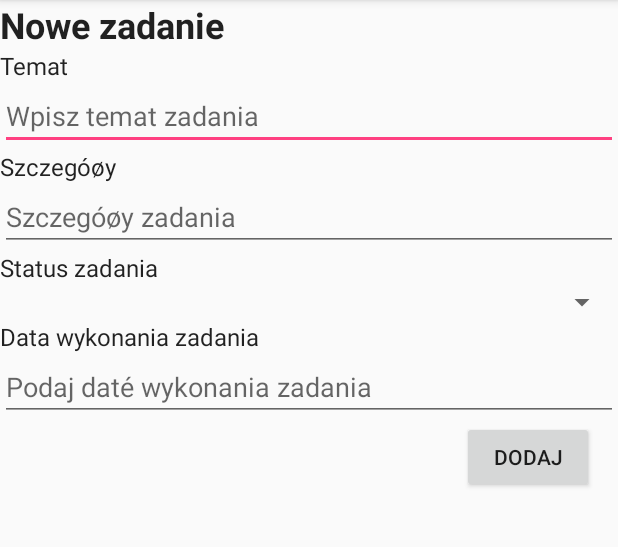
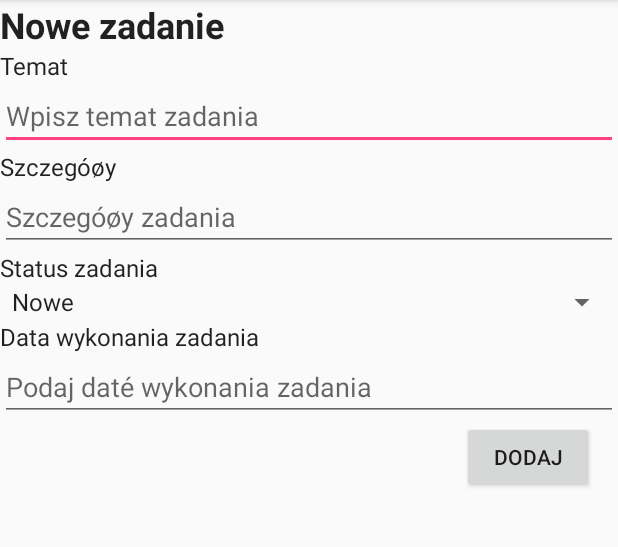
Before and after one commit to uninetix/AndroidFirstApp, an Android app: the NewTaskActivity screen opened directly, with no data from a screen before it, on a phone screen of 412 x 824 dp, the part 84-631 px from its top. Run offline under Robolectric (Android 15) with nearby library versions, the phone set to English and light mode, and no system bars; our stand-ins replace Room's generated code.

Commit message:
Dodanie i obsługa spinera

```diff
--- a/app/build.gradle
+++ b/app/build.gradle
@@ -16,6 +16,9 @@ android {
             proguardFiles getDefaultProguardFile('proguard-android.txt'), 'proguard-rules.pro'
         }
     }
+    lintOptions {
+        disable 'RestrictedApi'
+    }
 }
 
 dependencies {
--- a/app/src/main/java/pl/ciszemar/androidfirstapp/NewTaskActivity.java
+++ b/app/src/main/java/pl/ciszemar/androidfirstapp/NewTaskActivity.java
@@ -4,20 +4,38 @@ import android.annotation.SuppressLint;
 import android.support.v7.app.AppCompatActivity;
 import android.os.Bundle;
 import android.support.v7.widget.Toolbar;
+import android.util.Log;
 import android.view.MenuItem;
+import android.view.View;
+import android.widget.AdapterView;
+import android.widget.ArrayAdapter;
+import android.widget.Spinner;
+import android.widget.TextView;
+import android.widget.Toast;
+
+import pl.ciszemar.androidfirstapp.entity.Task;
 
 
-public class NewTaskActivity extends AppCompatActivity {
+public class NewTaskActivity extends AppCompatActivity implements AdapterView.OnItemSelectedListener {
 
-    @SuppressLint("RestrictedApi")
+    Task task;
+    Spinner statusSpinner;
+
     @Override
     protected void onCreate(Bundle savedInstanceState) {
         super.onCreate(savedInstanceState);
         setContentView(R.layout.activity_new_task);
         Toolbar toolbar = (Toolbar) findViewById(R.id.toolbar);
         setSupportActionBar(toolbar);
-        getSupportActionBar().setDefaultDisplayHomeAsUpEnabled(true);
         getSupportActionBar().setDisplayHomeAsUpEnabled(true);
+
+        task = new Task();
+        task.setStatusId(0);
+        task.setPriorityId(0);
+        statusSpinner = (Spinner) findViewById(R.id.statusId);
+        ArrayAdapter adapter = ArrayAdapter.createFromResource(this, R.array.status, android.R.layout.simple_spinner_item);
+        statusSpinner.setAdapter(adapter);
+        statusSpinner.setOnItemSelectedListener(this);
 
     }
 
@@ -28,4 +46,18 @@ public class NewTaskActivity extends AppCompatActivity {
         }
         return super.onOptionsItemSelected(item);
     }
+
+    @Override
+    public void onItemSelected(AdapterView<?> adapterView, View view, int i, long l) {
+        TextView item = (TextView) view;
+        Log.d("NewTaskAvtivity", "Wybrałeś: " + item.getText() + " i=" + i + " l=" + l);
+        Log.d("NewTaskAvtivity", "AdapterView: " + adapterView.getId());
+        Toast.makeText(this, "Wybrałeś: " + item.getId() + " i=" + i + " l=" + l, Toast.LENGTH_LONG).show();
+        task.setStatusId(item.getId());
+    }
+
+    @Override
+    public void onNothingSelected(AdapterView<?> adapterView) {
+
+    }
 }
--- a/app/src/main/res/layout/activity_new_task.xml
+++ b/app/src/main/res/layout/activity_new_task.xml
@@ -55,7 +55,8 @@
     <Spinner
         android:id="@+id/statusId"
         android:layout_width="match_parent"
-        android:layout_height="wrap_content"/>
+        android:layout_height="wrap_content"
+        />
 
     <TextView
         style="@style/Subheader"
--- a/app/src/main/res/values/strings.xml
+++ b/app/src/main/res/values/strings.xml
@@ -9,4 +9,14 @@
     <string name="remaindDate">Data wykonania zadania</string>
     <string name="remaindDateHint">Podaj daté wykonania zadania</string>
     <string name="status">Status zadania</string>
+    <string-array name="status">
+        <item>Nowe</item>
+        <item>Wykonywane</item>
+        <item>Zakończone</item>
+    </string-array>
+    <string-array name="priority">
+        <item>Niski</item>
+        <item>Średni</item>
+        <item>Wysoki</item>
+    </string-array>
 </resources>
```
